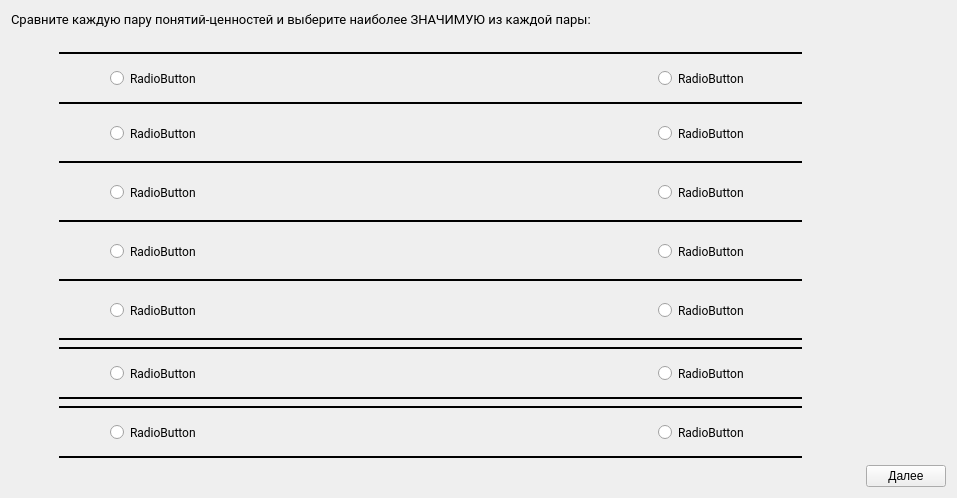
First picture: the form in QuizWindow.ui, repository jhlfrfufyfn/TestingApplication, before the edit.
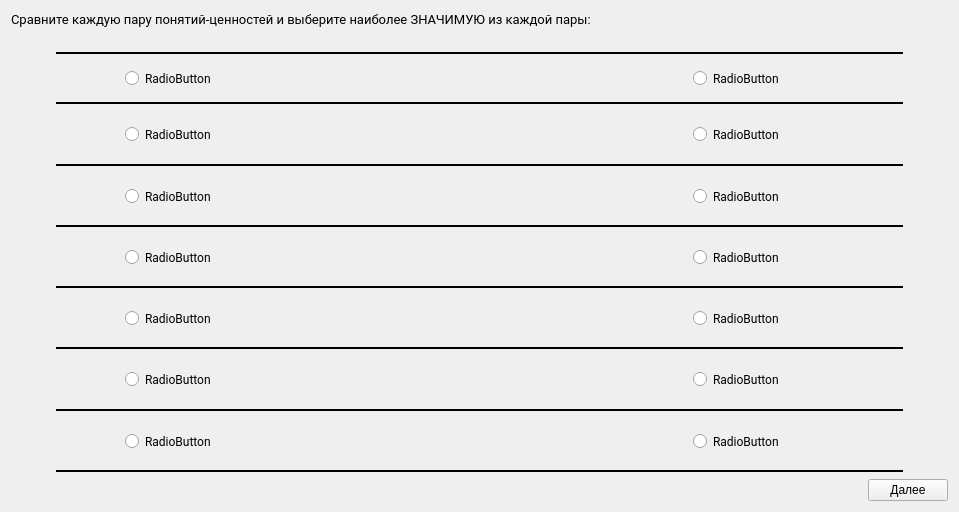
Second picture: the form after the edit.

Commit message: feat: Quiz window and quiz model added

The edit to the form file:
```diff
--- a/QuizWindow.ui
+++ b/QuizWindow.ui
@@ -6,15 +6,15 @@
    <rect>
     <x>0</x>
     <y>0</y>
-    <width>957</width>
-    <height>498</height>
+    <width>959</width>
+    <height>512</height>
    </rect>
   </property>
   <property name="windowTitle">
    <string>Form</string>
   </property>
-  <layout class="QGridLayout" name="gridLayout">
-   <item row="0" column="0">
+  <layout class="QVBoxLayout" name="verticalLayout_9" stretch="0,0,3,0">
+   <item>
     <widget class="QLabel" name="label">
      <property name="sizePolicy">
       <sizepolicy hsizetype="Maximum" vsizetype="Maximum">
@@ -33,7 +33,7 @@
      </property>
     </widget>
    </item>
-   <item row="1" column="0">
+   <item>
     <spacer name="verticalSpacer">
      <property name="orientation">
       <enum>Qt::Vertical</enum>
@@ -49,34 +49,14 @@
      </property>
     </spacer>
    </item>
-   <item row="3" column="0">
-    <spacer name="horizontalSpacer_6">
-     <property name="orientation">
-      <enum>Qt::Horizontal</enum>
+   <item>
+    <layout class="QHBoxLayout" name="horizontalLayout_10">
+     <property name="spacing">
+      <number>8</number>
      </property>
-     <property name="sizeHint" stdset="0">
-      <size>
-       <width>743</width>
-       <height>20</height>
-      </size>
+     <property name="sizeConstraint">
+      <enum>QLayout::SetDefaultConstraint</enum>
      </property>
-    </spacer>
-   </item>
-   <item row="3" column="1">
-    <widget class="QPushButton" name="pushButton">
-     <property name="sizePolicy">
-      <sizepolicy hsizetype="Fixed" vsizetype="Fixed">
-       <horstretch>0</horstretch>
-       <verstretch>0</verstretch>
-      </sizepolicy>
-     </property>
-     <property name="text">
-      <string>Далее</string>
-     </property>
-    </widget>
-   </item>
-   <item row="2" column="0">
-    <layout class="QHBoxLayout" name="horizontalLayout_8">
      <item>
       <spacer name="horizontalSpacer_7">
        <property name="orientation">
@@ -87,12 +67,14 @@
        </property>
        <property name="sizeHint" stdset="0">
         <size>
-         <width>48</width>
-         <height>20</height>
+         <width>45</width>
+         <height>98</height>
         </size>
        </property>
       </spacer>
      </item>
+     <item>
+      <layout class="QHBoxLayout" name="horizontalLayout_8" stretch="0">
      <item>
       <layout class="QVBoxLayout" name="verticalLayout_8">
        <item>
@@ -151,7 +133,7 @@
            <item>
             <spacer name="horizontalSpacer">
              <property name="sizePolicy">
-              <sizepolicy hsizetype="Minimum" vsizetype="Minimum">
+                <sizepolicy hsizetype="Preferred" vsizetype="Minimum">
                <horstretch>0</horstretch>
                <verstretch>0</verstretch>
               </sizepolicy>
@@ -160,7 +142,7 @@
               <enum>Qt::Horizontal</enum>
              </property>
              <property name="sizeType">
-              <enum>QSizePolicy::Minimum</enum>
+                <enum>QSizePolicy::Preferred</enum>
              </property>
              <property name="sizeHint" stdset="0">
               <size>
@@ -191,6 +173,22 @@
              </attribute>
             </widget>
            </item>
+             <item>
+              <spacer name="horizontalSpacer_11">
+               <property name="orientation">
+                <enum>Qt::Horizontal</enum>
+               </property>
+               <property name="sizeType">
+                <enum>QSizePolicy::Maximum</enum>
+               </property>
+               <property name="sizeHint" stdset="0">
+                <size>
+                 <width>50</width>
+                 <height>20</height>
+                </size>
+               </property>
+              </spacer>
+             </item>
           </layout>
          </item>
          <item>
@@ -251,7 +249,7 @@
            <item>
             <spacer name="horizontalSpacer_2">
              <property name="sizePolicy">
-              <sizepolicy hsizetype="Minimum" vsizetype="Minimum">
+                <sizepolicy hsizetype="Preferred" vsizetype="Minimum">
                <horstretch>0</horstretch>
                <verstretch>0</verstretch>
               </sizepolicy>
@@ -260,7 +258,7 @@
               <enum>Qt::Horizontal</enum>
              </property>
              <property name="sizeType">
-              <enum>QSizePolicy::Minimum</enum>
+                <enum>QSizePolicy::Preferred</enum>
              </property>
              <property name="sizeHint" stdset="0">
               <size>
@@ -291,6 +289,22 @@
              </attribute>
             </widget>
            </item>
+             <item>
+              <spacer name="horizontalSpacer_12">
+               <property name="orientation">
+                <enum>Qt::Horizontal</enum>
+               </property>
+               <property name="sizeType">
+                <enum>QSizePolicy::Maximum</enum>
+               </property>
+               <property name="sizeHint" stdset="0">
+                <size>
+                 <width>50</width>
+                 <height>20</height>
+                </size>
+               </property>
+              </spacer>
+             </item>
           </layout>
          </item>
          <item>
@@ -351,7 +365,7 @@
            <item>
             <spacer name="horizontalSpacer_3">
              <property name="sizePolicy">
-              <sizepolicy hsizetype="Minimum" vsizetype="Minimum">
+                <sizepolicy hsizetype="Preferred" vsizetype="Minimum">
                <horstretch>0</horstretch>
                <verstretch>0</verstretch>
               </sizepolicy>
@@ -360,7 +374,7 @@
               <enum>Qt::Horizontal</enum>
              </property>
              <property name="sizeType">
-              <enum>QSizePolicy::Minimum</enum>
+                <enum>QSizePolicy::Preferred</enum>
              </property>
              <property name="sizeHint" stdset="0">
               <size>
@@ -391,6 +405,22 @@
              </attribute>
             </widget>
            </item>
+             <item>
+              <spacer name="horizontalSpacer_13">
+               <property name="orientation">
+                <enum>Qt::Horizontal</enum>
+               </property>
+               <property name="sizeType">
+                <enum>QSizePolicy::Maximum</enum>
+               </property>
+               <property name="sizeHint" stdset="0">
+                <size>
+                 <width>50</width>
+                 <height>20</height>
+                </size>
+               </property>
+              </spacer>
+             </item>
           </layout>
          </item>
          <item>
@@ -451,7 +481,7 @@
            <item>
             <spacer name="horizontalSpacer_4">
              <property name="sizePolicy">
-              <sizepolicy hsizetype="Minimum" vsizetype="Minimum">
+                <sizepolicy hsizetype="Preferred" vsizetype="Minimum">
                <horstretch>0</horstretch>
                <verstretch>0</verstretch>
               </sizepolicy>
@@ -460,7 +490,7 @@
               <enum>Qt::Horizontal</enum>
              </property>
              <property name="sizeType">
-              <enum>QSizePolicy::Minimum</enum>
+                <enum>QSizePolicy::Preferred</enum>
              </property>
              <property name="sizeHint" stdset="0">
               <size>
@@ -491,6 +521,22 @@
              </attribute>
             </widget>
            </item>
+             <item>
+              <spacer name="horizontalSpacer_14">
+               <property name="orientation">
+                <enum>Qt::Horizontal</enum>
+               </property>
+               <property name="sizeType">
+                <enum>QSizePolicy::Maximum</enum>
+               </property>
+               <property name="sizeHint" stdset="0">
+                <size>
+                 <width>50</width>
+                 <height>20</height>
+                </size>
+               </property>
+              </spacer>
+             </item>
           </layout>
          </item>
          <item>
@@ -551,7 +597,7 @@
            <item>
             <spacer name="horizontalSpacer_5">
              <property name="sizePolicy">
-              <sizepolicy hsizetype="Minimum" vsizetype="Minimum">
+                <sizepolicy hsizetype="Preferred" vsizetype="Minimum">
                <horstretch>0</horstretch>
                <verstretch>0</verstretch>
               </sizepolicy>
@@ -560,7 +606,7 @@
               <enum>Qt::Horizontal</enum>
              </property>
              <property name="sizeType">
-              <enum>QSizePolicy::Minimum</enum>
+                <enum>QSizePolicy::Preferred</enum>
              </property>
              <property name="sizeHint" stdset="0">
               <size>
@@ -591,6 +637,22 @@
              </attribute>
             </widget>
            </item>
+             <item>
+              <spacer name="horizontalSpacer_15">
+               <property name="orientation">
+                <enum>Qt::Horizontal</enum>
+               </property>
+               <property name="sizeType">
+                <enum>QSizePolicy::Maximum</enum>
+               </property>
+               <property name="sizeHint" stdset="0">
+                <size>
+                 <width>50</width>
+                 <height>20</height>
+                </size>
+               </property>
+              </spacer>
+             </item>
           </layout>
          </item>
          <item>
@@ -625,34 +687,6 @@
        </item>
        <item>
         <layout class="QVBoxLayout" name="verticalLayout_6">
-         <item>
-          <widget class="Line" name="line_7">
-           <property name="sizePolicy">
-            <sizepolicy hsizetype="MinimumExpanding" vsizetype="Fixed">
-             <horstretch>0</horstretch>
-             <verstretch>0</verstretch>
-            </sizepolicy>
-           </property>
-           <property name="font">
-            <font>
-             <weight>50</weight>
-             <bold>false</bold>
-            </font>
-           </property>
-           <property name="frameShadow">
-            <enum>QFrame::Plain</enum>
-           </property>
-           <property name="lineWidth">
-            <number>2</number>
-           </property>
-           <property name="midLineWidth">
-            <number>1</number>
-           </property>
-           <property name="orientation">
-            <enum>Qt::Horizontal</enum>
-           </property>
-          </widget>
-         </item>
          <item>
           <layout class="QHBoxLayout" name="horizontalLayout_6">
            <item>
@@ -679,7 +713,7 @@
            <item>
             <spacer name="horizontalSpacer_9">
              <property name="sizePolicy">
-              <sizepolicy hsizetype="Minimum" vsizetype="Minimum">
+                <sizepolicy hsizetype="Preferred" vsizetype="Minimum">
                <horstretch>0</horstretch>
                <verstretch>0</verstretch>
               </sizepolicy>
@@ -688,7 +722,7 @@
               <enum>Qt::Horizontal</enum>
              </property>
              <property name="sizeType">
-              <enum>QSizePolicy::Minimum</enum>
+                <enum>QSizePolicy::Preferred</enum>
              </property>
              <property name="sizeHint" stdset="0">
               <size>
@@ -719,6 +753,22 @@
              </attribute>
             </widget>
            </item>
+             <item>
+              <spacer name="horizontalSpacer_16">
+               <property name="orientation">
+                <enum>Qt::Horizontal</enum>
+               </property>
+               <property name="sizeType">
+                <enum>QSizePolicy::Maximum</enum>
+               </property>
+               <property name="sizeHint" stdset="0">
+                <size>
+                 <width>50</width>
+                 <height>20</height>
+                </size>
+               </property>
+              </spacer>
+             </item>
           </layout>
          </item>
          <item>
@@ -753,34 +803,6 @@
        </item>
        <item>
         <layout class="QVBoxLayout" name="verticalLayout_7">
-         <item>
-          <widget class="Line" name="line_9">
-           <property name="sizePolicy">
-            <sizepolicy hsizetype="MinimumExpanding" vsizetype="Fixed">
-             <horstretch>0</horstretch>
-             <verstretch>0</verstretch>
-            </sizepolicy>
-           </property>
-           <property name="font">
-            <font>
-             <weight>50</weight>
-             <bold>false</bold>
-            </font>
-           </property>
-           <property name="frameShadow">
-            <enum>QFrame::Plain</enum>
-           </property>
-           <property name="lineWidth">
-            <number>2</number>
-           </property>
-           <property name="midLineWidth">
-            <number>1</number>
-           </property>
-           <property name="orientation">
-            <enum>Qt::Horizontal</enum>
-           </property>
-          </widget>
-         </item>
          <item>
           <layout class="QHBoxLayout" name="horizontalLayout_7">
            <item>
@@ -807,7 +829,7 @@
            <item>
             <spacer name="horizontalSpacer_10">
              <property name="sizePolicy">
-              <sizepolicy hsizetype="Minimum" vsizetype="Minimum">
+                <sizepolicy hsizetype="Preferred" vsizetype="Minimum">
                <horstretch>0</horstretch>
                <verstretch>0</verstretch>
               </sizepolicy>
@@ -816,7 +838,7 @@
               <enum>Qt::Horizontal</enum>
              </property>
              <property name="sizeType">
-              <enum>QSizePolicy::Minimum</enum>
+                <enum>QSizePolicy::Preferred</enum>
              </property>
              <property name="sizeHint" stdset="0">
               <size>
@@ -847,6 +869,22 @@
              </attribute>
             </widget>
            </item>
+             <item>
+              <spacer name="horizontalSpacer_17">
+               <property name="orientation">
+                <enum>Qt::Horizontal</enum>
+               </property>
+               <property name="sizeType">
+                <enum>QSizePolicy::Maximum</enum>
+               </property>
+               <property name="sizeHint" stdset="0">
+                <size>
+                 <width>50</width>
+                 <height>20</height>
+                </size>
+               </property>
+              </spacer>
+             </item>
           </layout>
          </item>
          <item>
@@ -881,6 +919,8 @@
        </item>
       </layout>
      </item>
+      </layout>
+     </item>
      <item>
       <spacer name="horizontalSpacer_8">
        <property name="orientation">
@@ -891,12 +931,48 @@
        </property>
        <property name="sizeHint" stdset="0">
         <size>
-         <width>58</width>
+         <width>45</width>
+         <height>98</height>
+        </size>
+       </property>
+      </spacer>
+     </item>
+    </layout>
+   </item>
+   <item>
+    <layout class="QHBoxLayout" name="horizontalLayout_9">
+     <property name="sizeConstraint">
+      <enum>QLayout::SetDefaultConstraint</enum>
+     </property>
+     <item>
+      <spacer name="horizontalSpacer_6">
+       <property name="orientation">
+        <enum>Qt::Horizontal</enum>
+       </property>
+       <property name="sizeType">
+        <enum>QSizePolicy::Expanding</enum>
+       </property>
+       <property name="sizeHint" stdset="0">
+        <size>
+         <width>600</width>
          <height>20</height>
         </size>
        </property>
       </spacer>
      </item>
+     <item>
+      <widget class="QPushButton" name="pushButton">
+       <property name="sizePolicy">
+        <sizepolicy hsizetype="Fixed" vsizetype="Fixed">
+         <horstretch>0</horstretch>
+         <verstretch>0</verstretch>
+        </sizepolicy>
+       </property>
+       <property name="text">
+        <string>Далее</string>
+       </property>
+      </widget>
+     </item>
     </layout>
    </item>
   </layout>
```
Left out of the diff: 8 changed lines with no effect on the pictures. Lines whose indentation alone changed are shown as unchanged. The commit also changes 8 other files.
